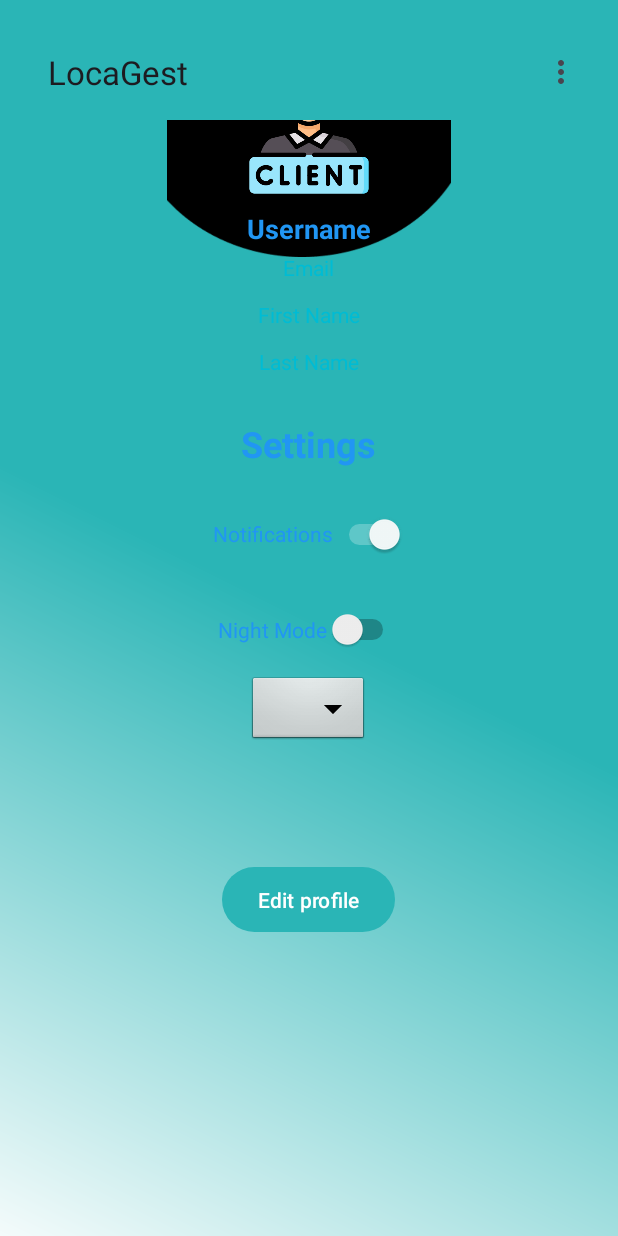
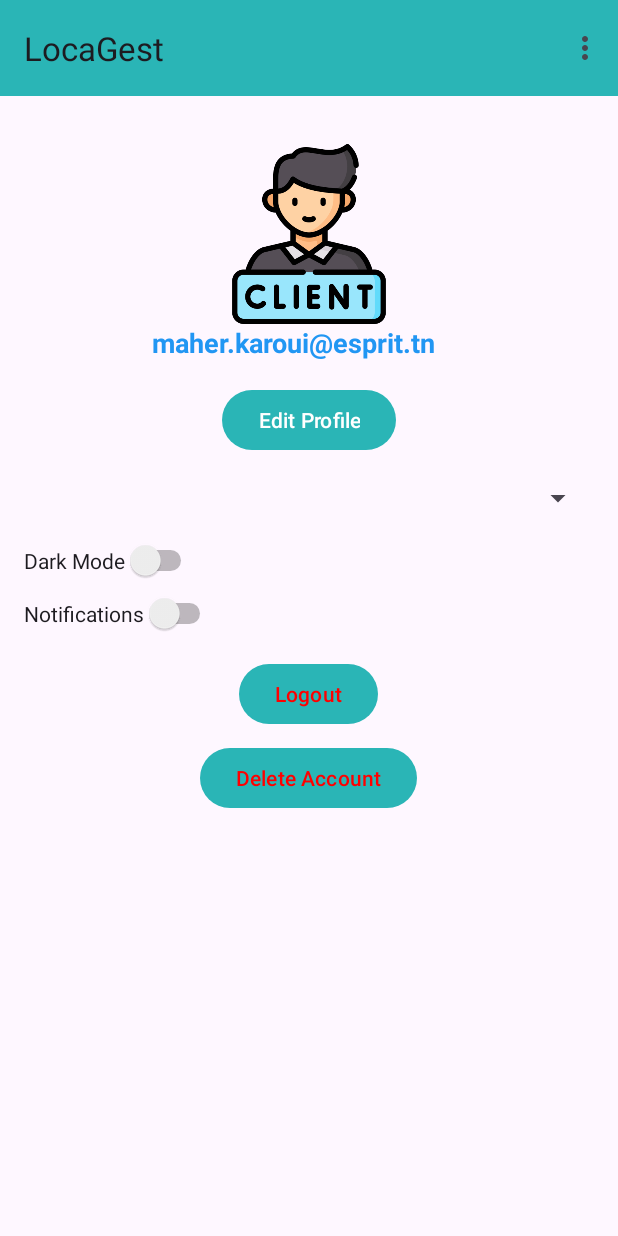
Before and after one commit to Marwen-Hammami/LocaGest-Android, an Android app: the UserProfile screen opened directly, with no data from a screen before it, on a phone screen of 412 x 824 dp. Run offline under Robolectric (Android 15) with nearby library versions, the phone set to English and light mode, and no system bars.

Commit message:
merged final

````diff
--- a/app/src/main/java/tn/sim/locagest/ui/activity/SignInActivity.kt
+++ b/app/src/main/java/tn/sim/locagest/ui/activity/SignInActivity.kt
@@ -144,7 +144,7 @@ class SignInActivity : AppCompatActivity() {
 
                     Log.d("FACEBOOK_LOGIN", "Facebook login successful, UserID: $userId ")
                     // Navigate to ProfileActivity
-                    val intent = Intent(this@SignInActivity, ProfileActivity::class.java)
+                    val intent = Intent(this@SignInActivity, UserProfile::class.java)
                     intent.putExtra("userToken", accessToken.token)
                     startActivity(intent)
                     // finish() // Optional: Finish the current activity if needed
--- a/app/src/main/java/tn/sim/locagest/ui/activity/UserProfile.kt
+++ b/app/src/main/java/tn/sim/locagest/ui/activity/UserProfile.kt
@@ -1,69 +1,82 @@
+
+
 package tn.sim.locagest.ui.activity
 
-import android.R
 import android.content.Intent
 import android.content.SharedPreferences
 import android.os.Bundle
 import android.view.Menu
 import android.view.MenuItem
 import android.widget.Button
+import android.widget.ImageView
 import android.widget.Switch
 import android.widget.TextView
 import androidx.appcompat.app.AppCompatActivity
 import androidx.appcompat.app.AppCompatDelegate
+import androidx.appcompat.widget.Toolbar
 import androidx.lifecycle.ViewModelProvider
-import tn.sim.locagest.models.User
-import tn.sim.locagest.viewmodel.UserViewModel
-import androidx.appcompat.widget.Toolbar
 import tn.sim.locagest.MainActivityFlotte
 import tn.sim.locagest.MainActivityReservation
+import tn.sim.locagest.R
+import tn.sim.locagest.models.User
 import tn.sim.locagest.ui.MainActivityChat
+import tn.sim.locagest.viewmodel.UserViewModel
 
 class UserProfile: AppCompatActivity() {
     private lateinit var userViewModel: UserViewModel
     private lateinit var sharedPreferences: SharedPreferences
+    private lateinit var logoutButton: Button
+    private lateinit var deleteAccountButton: Button
 
-    // Example UI elements
+    // UI components
     private lateinit var usernameTextView: TextView
     private lateinit var emailTextView: TextView
-    private lateinit var firstNameTextView: TextView
-    private lateinit var lastNameTextView: TextView
-
-    // Add more UI elements as needed
+    private lateinit var nightModeSwitch: Switch
+    private lateinit var editButton: Button
+    // Add other UI components as needed
 
     override fun onCreate(savedInstanceState: Bundle?) {
         super.onCreate(savedInstanceState)
-        setContentView(tn.sim.locagest.R.layout.user_profile)
+        setContentView(R.layout.user_profile)
+
+        val toolbar: Toolbar = findViewById(R.id.toolbar)
+        setSupportActionBar(toolbar)
+
+        // Initialize UI components
+        logoutButton = findViewById(R.id.logoutButton)
+        deleteAccountButton = findViewById(R.id.deleteAccountButton)
+
+        // Set Click Listeners
+        logoutButton.setOnClickListener {
+            performLogout()
+        }
+
+        deleteAccountButton.setOnClickListener {
+            performDeleteAccount()
+        }
 
 
-        val toolbar: Toolbar = findViewById(tn.sim.locagest.R.id.toolbar)
-        setSupportActionBar(toolbar)
 
-        // Initialize SharedPreferences
-        sharedPreferences = getSharedPreferences("userId", MODE_PRIVATE)
 
+
+        emailTextView = findViewById(R.id.EmailTextView)
+        nightModeSwitch = findViewById(R.id.darkModeSwitch)
+        editButton = findViewById(R.id.editButton)
+
+        // Initialize ViewModel
         userViewModel = ViewModelProvider(this).get(UserViewModel::class.java)
 
         // Get the user ID from SharedPreferences
-        val userId = sharedPreferences.getString("userId", "") // Replace with your key
+        sharedPreferences = getSharedPreferences("userId", MODE_PRIVATE)
+        val userId = sharedPreferences.getString("userId", "")
         if (userId != null && userId.isNotEmpty()) {
-            // Fetch the user by ID
-            userViewModel.getUserById(userId)
-            val editButton = findViewById<Button>(tn.sim.locagest.R.id.editButton)
-            editButton.setOnClickListener {
-                // Handle the button click event
-                val intent = Intent(this@UserProfile,ProfileActivity::class.java)
-                startActivity(intent)
-            }
-            // Check if night mode is enabled
-            val nightModeSwitch = findViewById<Switch>(tn.sim.locagest.R.id.nightModeSwitch)
-            val nightMode = AppCompatDelegate.getDefaultNightMode()
-
-            if (nightMode == AppCompatDelegate.MODE_NIGHT_YES) {
-                nightModeSwitch.isChecked = true
+            fetchUserData(userId)
+        } else {
+            // Handle case where user ID is not available
+            showError()
         }
 
-// Set the listener for the night mode switch
+        // Night Mode Switch Listener
         nightModeSwitch.setOnCheckedChangeListener { _, isChecked ->
             if (isChecked) {
                 AppCompatDelegate.setDefaultNightMode(AppCompatDelegate.MODE_NIGHT_YES)
@@ -73,43 +86,58 @@ class UserProfile: AppCompatActivity() {
             recreate()
         }
 
-            // Observe the LiveData for the user by ID
+        // Edit Profile Button Listener
+        editButton.setOnClickListener {
+            // Handle the Edit Profile action
+            startActivity(Intent(this, ProfileActivity::class.java))
+        }
+    }
+    private fun performLogout() {
+        clearUserPreferences()
+        navigateToSignInActivity()
+    }
+
+    private fun performDeleteAccount() {
+        // You can add additional logic here if needed
+        clearUserPreferences()
+        navigateToSignInActivity()
+    }
+
+    private fun clearUserPreferences() {
+        // Clear user data from SharedPreferences
+        val editor = sharedPreferences.edit()
+        editor.remove("userId")
+        editor.apply() // or editor.commit() if you need synchronous operation
+    }
+
+    private fun navigateToSignInActivity() {
+        // Navigate to SignInActivity
+        val intent = Intent(this, SignInActivity::class.java)
+        startActivity(intent)
+        finish() // Close the current activity
+    }
+
+    // Activity
+    private fun fetchUserData(userId: String) {
         userViewModel.userById.observe(this) { user ->
-                // Update UI with the user information
             if (user != null) {
-                    // User found, update UI
                 updateUI(user)
             } else {
-                    // Handle case where user is null or not found
-                    showError()
-                }
-            }
-        } else {
-            // Handle case where user ID is not available in SharedPreferences
                 showError()
             }
         }
 
 
-    // Function to update the UI with user information
+}
+
     private fun updateUI(user: User) {
-        // Update UI elements with user information
-        usernameTextView = findViewById(tn.sim.locagest.R.id.usernameTextView)
-        emailTextView = findViewById(tn.sim.locagest.R.id.emailTextView)
-        firstNameTextView = findViewById(tn.sim.locagest.R.id.firstNameTextView)
-        lastNameTextView = findViewById(tn.sim.locagest.R.id.lastNameTextView)
-
         usernameTextView.text = user.username
         emailTextView.text = user.email
-        firstNameTextView.text = user.firstName
-        lastNameTextView.text = user.lastName
-
-        // Add more code to update other UI elements as needed
+        // Update other UI components as needed
     }
 
-    // Function to handle error when user is not found
     private fun showError() {
-        // Handle error scenario
+        // Handle error case
     }
 
     override fun onCreateOptionsMenu(menu: Menu?): Boolean {
@@ -155,5 +183,5 @@ class UserProfile: AppCompatActivity() {
         }
     }
 
-
+    // Override other methods as needed, such as onCreateOptionsMenu and onOptionsItemSelected
 }
--- a/app/src/main/java/tn/sim/locagest/ui/activity/VerificationMailMobileActivity.kt
+++ b/app/src/main/java/tn/sim/locagest/ui/activity/VerificationMailMobileActivity.kt
@@ -6,9 +6,10 @@ import android.widget.EditText
 import android.widget.TextView
 import android.widget.Toast
 import androidx.appcompat.app.AppCompatActivity
+import tn.sim.locagest.R
 
 class VerificationMailMobileActivity : AppCompatActivity() {
-   /* private lateinit var codeEditText: EditText
+    private lateinit var codeEditText: EditText
     private lateinit var verifyButton: Button
     private lateinit var resendMessageTextView: TextView
 
@@ -53,5 +54,5 @@ class VerificationMailMobileActivity : AppCompatActivity() {
                 Toast.LENGTH_SHORT
             ).show()
         }
-    }*/
+    }
 }
--- a/app/src/main/res/layout/user_profile.xml
+++ b/app/src/main/res/layout/user_profile.xml
@@ -1,134 +1,106 @@
-<!-- res/layout/activity_profile.xml -->
 <RelativeLayout xmlns:android="http://schemas.android.com/apk/res/android"
-    xmlns:app="http://schemas.android.com/apk/res-auto"
-    xmlns:tools="http://schemas.android.com/tools"
     android:layout_width="match_parent"
-    android:layout_height="match_parent"
-    android:padding="16dp"
-    android:background="@drawable/gradient_background"
-
-    tools:context=".UserProfile">
-
+    android:layout_height="match_parent">
 
     <androidx.appcompat.widget.Toolbar
         android:id="@+id/toolbar"
         android:layout_width="match_parent"
         android:layout_height="?attr/actionBarSize"
         android:background="?attr/colorPrimary"
-        android:elevation="4dp"/>
+        android:elevation="4dp"
+        android:title="Settings" />
 
-    <ImageView
-        android:id="@+id/imageView3"
-        android:layout_width="387dp"
-        android:layout_height="155dp"
-        app:srcCompat="@drawable/testt" />
+    <ScrollView
+        android:layout_width="match_parent"
+        android:layout_height="match_parent"
+        android:layout_below="@id/toolbar"
+        android:padding="16dp">
 
-    <ImageView
-        android:id="@+id/profileImage"
-        android:layout_width="100dp"
-        android:layout_height="100dp"
-        android:layout_centerHorizontal="true"
-        android:layout_marginTop="16dp"
-        android:scaleType="centerCrop"
-        android:src="@drawable/client" />
+        <LinearLayout
+            android:layout_width="match_parent"
+            android:layout_height="wrap_content"
+            android:orientation="vertical">
 
-    <TextView
-        android:id="@+id/usernameTextView"
-        android:layout_width="wrap_content"
-        android:layout_height="wrap_content"
-        android:layout_below="@id/profileImage"
-        android:layout_centerHorizontal="true"
-        android:layout_marginTop="8dp"
-        android:text="Username"
-        android:textColor="#2196F3"
-        android:textSize="18sp"
-        android:textStyle="bold" />
+            <!-- Profile Image and Edit Button -->
+            <ImageView
+                android:id="@+id/profileImage"
+                android:layout_width="120dp"
+                android:layout_height="120dp"
+                android:src="@drawable/client"
+            android:layout_gravity="center"
+            android:scaleType="centerCrop"
+            android:layout_marginTop="16dp"/>
 
-    <TextView
-        android:id="@+id/emailTextView"
-        android:layout_width="wrap_content"
-        android:layout_height="wrap_content"
-        android:layout_below="@id/usernameTextView"
-        android:layout_centerHorizontal="true"
-        android:layout_marginTop="4dp"
-        android:text="Email"
-        android:textColor="#00BCD4" />
+            <TextView
+                android:id="@+id/EmailTextView"
+                android:layout_width="match_parent"
+                android:layout_height="32dp"
+                android:layout_gravity="center_vertical"
+                android:layout_weight="1"
+                android:paddingStart="85dp"
+                android:text="maher.karoui@esprit.tn"
+                android:textColor="#2196F3"
+                android:textSize="18sp"
+                android:textStyle="bold" />
 
-    <TextView
-        android:id="@+id/firstNameTextView"
-        android:layout_width="wrap_content"
-        android:layout_height="wrap_content"
-        android:layout_below="@id/emailTextView"
-        android:layout_centerHorizontal="true"
-        android:layout_marginTop="12dp"
-        android:text="First Name"
-        android:textColor="#00BCD4" />
+            <Button
+                android:id="@+id/editButton"
+                android:layout_width="wrap_content"
+                android:layout_height="wrap_content"
+                android:text="Edit Profile"
+                android:layout_gravity="center"
+                android:layout_marginTop="8dp"/>
 
-    <TextView
-        android:id="@+id/lastNameTextView"
-        android:layout_width="wrap_content"
-        android:layout_height="wrap_content"
-        android:layout_below="@id/firstNameTextView"
-        android:layout_centerHorizontal="true"
-        android:layout_marginTop="12dp"
-        android:text="Last Name"
-        android:textColor="#00BCD4" />
+            <!-- Social Media Links -->
+            <!-- Implement social media links as needed -->
 
-    <TextView
-        android:id="@+id/creditCardNumberTextView"
-        android:layout_width="wrap_content"
-        android:layout_height="wrap_content"
-        android:layout_below="@id/firstNameTextView"
-        android:layout_centerHorizontal="true"
-        android:layout_marginTop="60dp"
-        android:text="Settings"
-        android:textColor="#2196F3"
-        android:textSize="24sp"
-        android:textStyle="bold" />
+            <!-- Language Picker -->
+            <Spinner
+                android:id="@+id/languageSpinner"
+                android:layout_width="match_parent"
+                android:layout_height="wrap_content"
+                android:layout_marginTop="16dp"/>
+            <!-- Add language options in your activity -->
 
-    <Switch
-        android:id="@+id/notificationSwitch"
-        android:layout_width="wrap_content"
-        android:layout_height="37dp"
-        android:layout_below="@id/creditCardNumberTextView"
-        android:layout_centerHorizontal="true"
-        android:layout_marginTop="25dp"
-        android:checked="true"
-        android:text="Notifications"
-        android:textColor="#2196F3" />
+            <!-- Account Section -->
+            <!-- Implement navigation links for account details -->
 
-    <Switch
-        android:id="@+id/nightModeSwitch"
-        android:layout_width="wrap_content"
-        android:layout_height="wrap_content"
-        android:layout_below="@id/notificationSwitch"
-        android:layout_centerHorizontal="true"
-        android:layout_marginTop="31dp"
-        android:checked="false"
-        android:text="Night Mode"
-        android:textColor="#2196F3" />
+            <!-- Toggle for Dark Mode -->
 
-    <Spinner
-        android:id="@+id/languageSpinner"
-        android:layout_width="wrap_content"
-        android:layout_height="wrap_content"
-        android:layout_below="@id/nightModeSwitch"
-        android:layout_centerHorizontal="true"
-        android:layout_marginTop="16dp"
-        android:background="@android:drawable/btn_dropdown"
-        android:spinnerMode="dropdown" />
-    ```
+            <!-- Toggle for Notifications -->
+            <Switch
+                android:id="@+id/darkModeSwitch"
+                android:layout_width="wrap_content"
+                android:layout_height="wrap_content"
+                android:layout_marginTop="16dp"
+                android:text="Dark Mode" />
 
-    <Button
-        android:id="@+id/editButton"
-        android:layout_width="wrap_content"
-        android:layout_height="wrap_content"
-        android:layout_below="@id/languageSpinner"
-        android:layout_centerHorizontal="true"
-        android:layout_marginTop="76dp"
-        android:paddingVertical="12dp"
-        android:text="Edit profile"
-        android:textColor="#FFFFFF">
+            <Switch
+                android:id="@+id/notificationsSwitch"
+                android:layout_width="wrap_content"
+                android:layout_height="wrap_content"
+                android:text="Notifications"
+                android:layout_marginTop="8dp"/>
 
-    </Button>
+            <!-- Logout Button -->
+            <Button
+                android:id="@+id/logoutButton"
+                android:layout_width="wrap_content"
+                android:layout_height="wrap_content"
+                android:text="Logout"
+                android:textColor="#FF0000"
+                android:layout_gravity="center"
+                android:layout_marginTop="16dp"/>
+
+            <!-- Delete Account Button -->
+            <Button
+                android:id="@+id/deleteAccountButton"
+                android:layout_width="wrap_content"
+                android:layout_height="wrap_content"
+                android:text="Delete Account"
+                android:textColor="#FF0000"
+                android:layout_gravity="center"
+                android:layout_marginTop="8dp"/>
+        </LinearLayout>
+    </ScrollView>
 </RelativeLayout>
````
Lines whose indentation alone changed are shown as unchanged.
